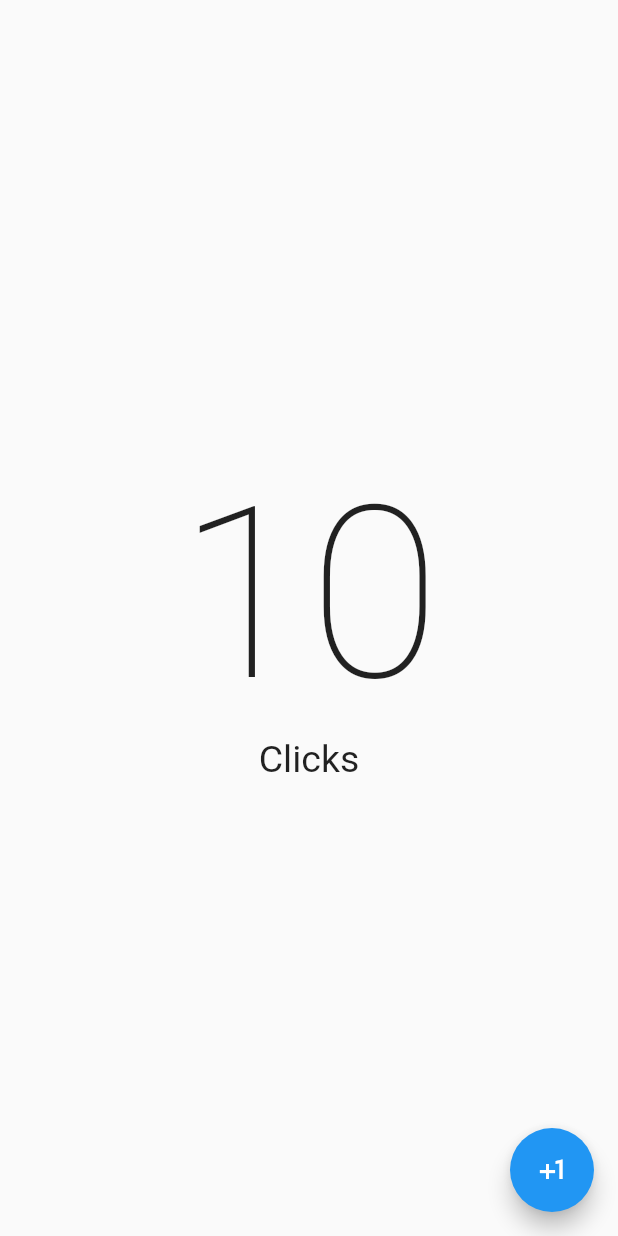
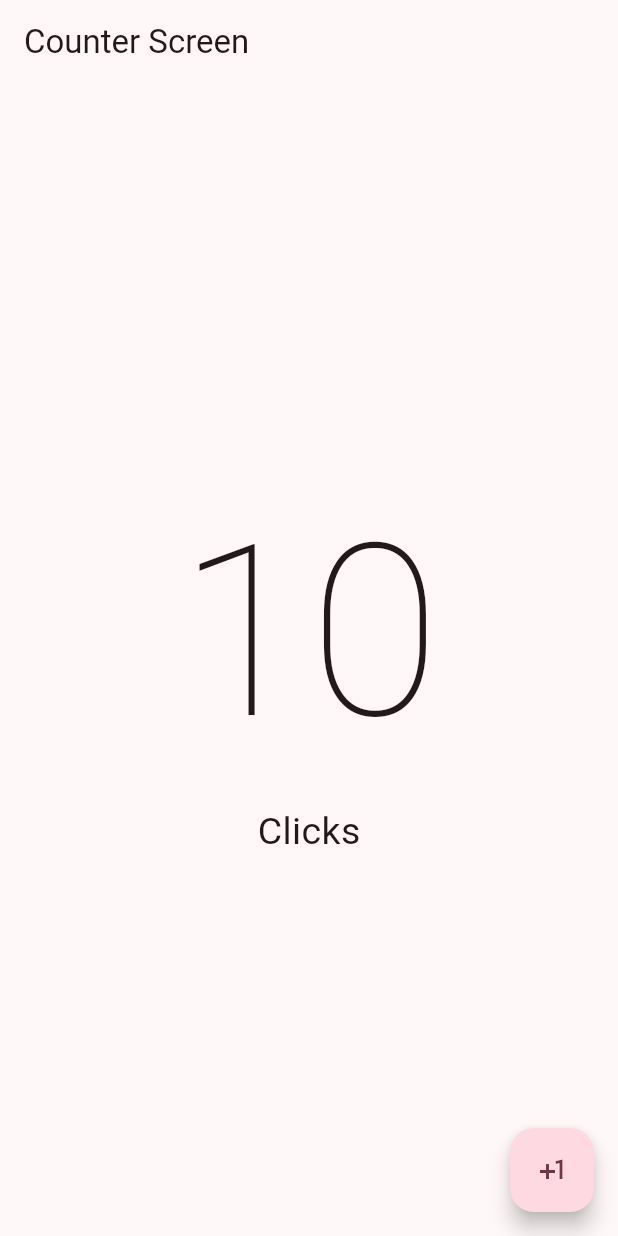
Before and after one commit to LeopoldoIII/hello_world_app, a Flutter app: the screen it shows after launch, on a phone screen of 412 x 824 dp. Run offline on Flutter 3.47's test engine with Material 2 defaults, Android fonts, the phone set to English and light mode, and no system bars.

Commit message:
Material Design 3

```diff
--- a/lib/main.dart
+++ b/lib/main.dart
@@ -10,7 +10,9 @@ class MyApp extends StatelessWidget {
 
   @override
   Widget build(BuildContext context) {
-    return const MaterialApp(
-        debugShowCheckedModeBanner: false, home: CounterScreen());
+    return MaterialApp(
+        debugShowCheckedModeBanner: false,
+        theme: ThemeData(useMaterial3: true, colorSchemeSeed: Colors.black),
+        home: const CounterScreen());
   }
 }
--- a/lib/screens/counter/counter_screen.dart
+++ b/lib/screens/counter/counter_screen.dart
@@ -6,7 +6,10 @@ class CounterScreen extends StatelessWidget {
   @override
   Widget build(BuildContext context) {
     return Scaffold(
-      body: Center(
+      appBar: AppBar(
+        title: const Text('Counter Screen'),
+      ),
+      body: const Center(
         child: Column(
           mainAxisAlignment: MainAxisAlignment.center,
           children: [
```
